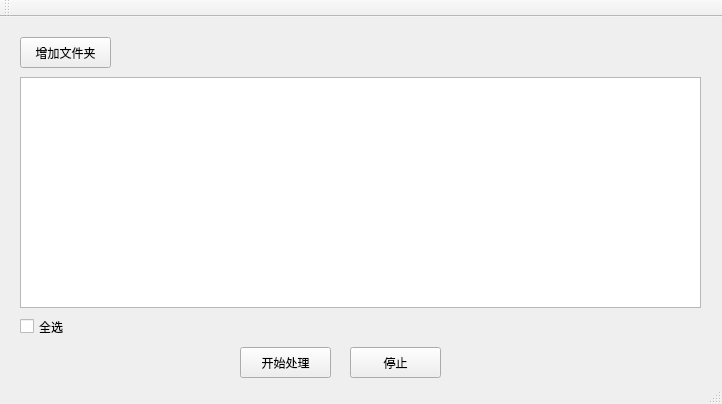
First picture: the form in mainwindow.ui, repository meitotoro/batchODM, before the edit.
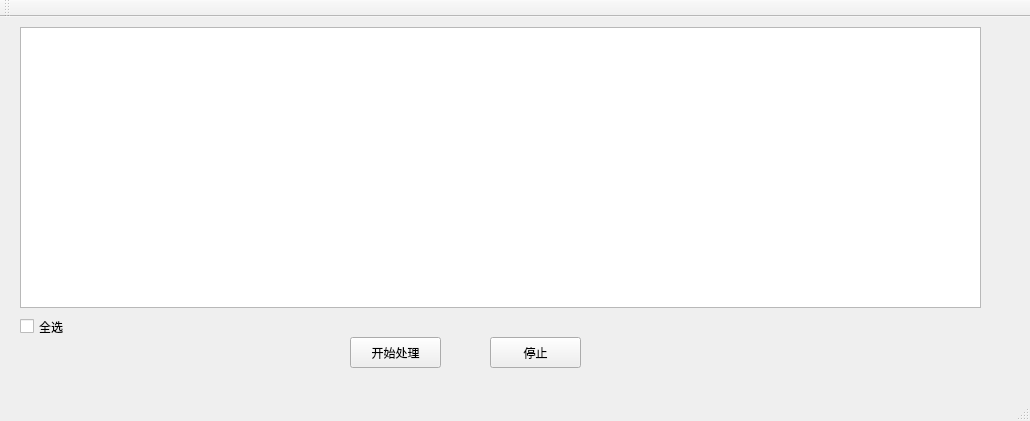
Second picture: the form after the edit.

Diff of the .ui file:
```diff
--- a/mainwindow.ui
+++ b/mainwindow.ui
@@ -6,32 +6,19 @@
    <rect>
     <x>0</x>
     <y>0</y>
-    <width>722</width>
-    <height>404</height>
+    <width>1030</width>
+    <height>421</height>
    </rect>
   </property>
   <property name="windowTitle">
    <string>正射影像批量生成工具</string>
   </property>
   <widget class="QWidget" name="centralWidget">
-   <widget class="QPushButton" name="pushButton">
-    <property name="geometry">
-     <rect>
-      <x>20</x>
-      <y>20</y>
-      <width>91</width>
-      <height>31</height>
-     </rect>
-    </property>
-    <property name="text">
-     <string>增加文件夹</string>
-    </property>
-   </widget>
    <widget class="QPushButton" name="pushButton_3">
     <property name="geometry">
      <rect>
-      <x>350</x>
-      <y>330</y>
+      <x>490</x>
+      <y>320</y>
       <width>91</width>
       <height>31</height>
      </rect>
@@ -43,8 +30,8 @@
    <widget class="QPushButton" name="ok_button">
     <property name="geometry">
      <rect>
-      <x>240</x>
-      <y>330</y>
+      <x>350</x>
+      <y>320</y>
       <width>91</width>
       <height>31</height>
      </rect>
@@ -70,9 +57,9 @@
     <property name="geometry">
      <rect>
       <x>20</x>
-      <y>60</y>
-      <width>681</width>
-      <height>231</height>
+      <y>10</y>
+      <width>961</width>
+      <height>281</height>
      </rect>
     </property>
    </widget>
```
Left out of the diff: 6 changed lines with no effect on the pictures.
